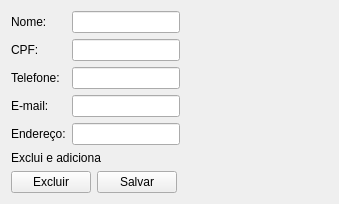
Qt form ui/ui_clientes.ui (adaiasreis/Projeto-MatCon) before a commit.
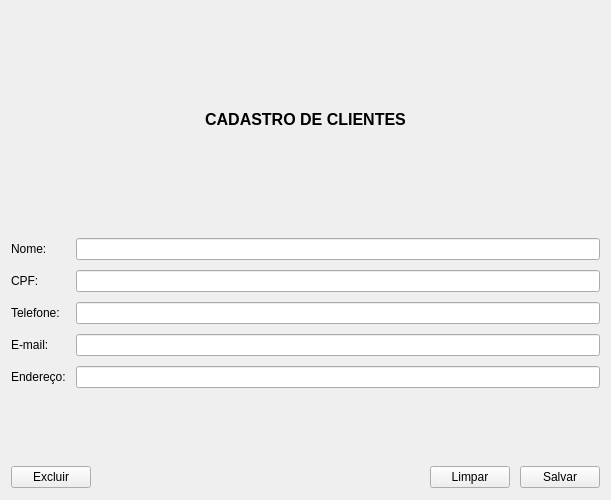
The same form after that commit.

```diff
--- a/ui/ui_clientes.ui
+++ b/ui/ui_clientes.ui
@@ -6,15 +6,37 @@
    <rect>
     <x>0</x>
     <y>0</y>
-    <width>339</width>
-    <height>170</height>
+    <width>611</width>
+    <height>500</height>
    </rect>
   </property>
   <property name="windowTitle">
    <string>Form</string>
   </property>
-  <layout class="QFormLayout" name="formLayout_2">
-   <item row="0" column="0">
+  <layout class="QHBoxLayout" name="horizontalLayout_2">
+   <item>
+    <layout class="QVBoxLayout" name="verticalLayout">
+     <property name="spacing">
+      <number>10</number>
+     </property>
+     <item>
+      <widget class="QLabel" name="label">
+       <property name="font">
+        <font>
+         <pointsize>12</pointsize>
+         <weight>75</weight>
+         <bold>true</bold>
+        </font>
+       </property>
+       <property name="text">
+        <string>CADASTRO DE CLIENTES</string>
+       </property>
+       <property name="alignment">
+        <set>Qt::AlignCenter</set>
+       </property>
+      </widget>
+     </item>
+     <item>
     <layout class="QFormLayout" name="formLayout">
      <item row="0" column="0">
       <widget class="QLabel" name="nomeLabel">
@@ -26,56 +48,49 @@
      <item row="0" column="1">
       <widget class="QLineEdit" name="nome"/>
      </item>
-     <item row="2" column="0">
+       <item row="1" column="0">
       <widget class="QLabel" name="cpfLabel">
        <property name="text">
         <string>CPF:</string>
        </property>
       </widget>
      </item>
-     <item row="2" column="1">
+       <item row="1" column="1">
       <widget class="QLineEdit" name="cpf"/>
      </item>
-     <item row="4" column="0">
+       <item row="2" column="0">
       <widget class="QLabel" name="telefoneLabel">
        <property name="text">
         <string>Telefone:</string>
        </property>
       </widget>
      </item>
-     <item row="4" column="1">
+       <item row="2" column="1">
       <widget class="QLineEdit" name="telefone"/>
      </item>
-     <item row="5" column="0">
+       <item row="3" column="0">
       <widget class="QLabel" name="emailLabel">
        <property name="text">
         <string>E-mail:</string>
        </property>
       </widget>
      </item>
-     <item row="5" column="1">
+       <item row="3" column="1">
       <widget class="QLineEdit" name="email"/>
      </item>
-     <item row="6" column="0">
+       <item row="4" column="0">
       <widget class="QLabel" name="enderecoLabel">
        <property name="text">
         <string>Endereço:</string>
        </property>
       </widget>
      </item>
-     <item row="6" column="1">
+       <item row="4" column="1">
       <widget class="QLineEdit" name="endereco"/>
      </item>
     </layout>
    </item>
-   <item row="1" column="0">
-    <widget class="QLabel" name="informe">
-     <property name="text">
-      <string>Exclui e adiciona</string>
-     </property>
-    </widget>
-   </item>
-   <item row="2" column="0">
+     <item>
     <layout class="QHBoxLayout" name="horizontalLayout">
      <item>
       <widget class="QPushButton" name="b_excluir">
@@ -84,12 +99,34 @@
        </property>
       </widget>
      </item>
+       <item>
+        <spacer name="horizontalSpacer">
+         <property name="orientation">
+          <enum>Qt::Horizontal</enum>
+         </property>
+         <property name="sizeHint" stdset="0">
+          <size>
+           <width>13</width>
+           <height>24</height>
+          </size>
+         </property>
+        </spacer>
+       </item>
+       <item>
+        <widget class="QPushButton" name="pushButton">
+         <property name="text">
+          <string>Limpar</string>
+         </property>
+        </widget>
+       </item>
      <item>
       <widget class="QPushButton" name="b_salvar">
        <property name="text">
         <string>Salvar</string>
        </property>
       </widget>
+       </item>
+      </layout>
      </item>
     </layout>
    </item>
```
Lines whose indentation alone changed are shown as unchanged.
